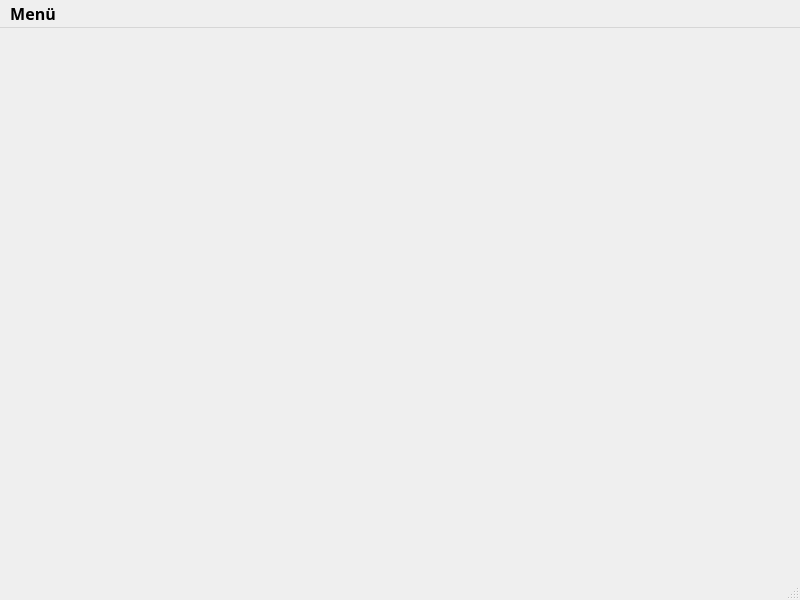
Above: mainwindow.ui from WarhawkPrime/DSA_AdvancedCombat before the change. Below: the same form after it.
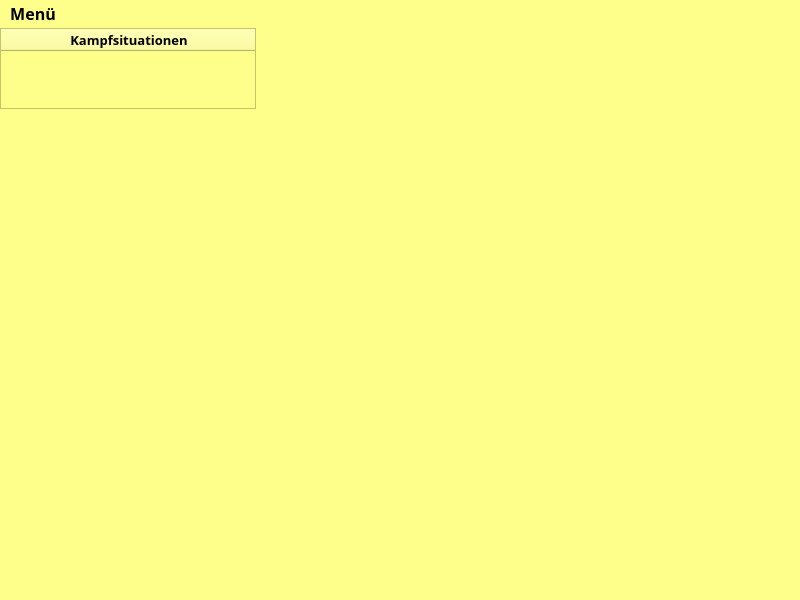
That is the form after the change.

The edit to the form file:
```diff
--- a/mainwindow.ui
+++ b/mainwindow.ui
@@ -22,18 +22,70 @@
    <string>MainWindow</string>
   </property>
   <property name="styleSheet">
-   <string notr="true"/>
+   <string notr="true">background-color: rgb(254, 255, 138);</string>
   </property>
-  <widget class="QWidget" name="centralwidget"/>
+  <widget class="QWidget" name="centralwidget">
+   <widget class="QTableWidget" name="tableWidgetCombatSituations">
+    <property name="geometry">
+     <rect>
+      <x>0</x>
+      <y>0</y>
+      <width>256</width>
+      <height>81</height>
+     </rect>
+    </property>
+    <property name="font">
+     <font>
+      <family>Arial Black</family>
+      <pointsize>8</pointsize>
+      <weight>75</weight>
+      <bold>true</bold>
+     </font>
+    </property>
+    <property name="styleSheet">
+     <string notr="true">selection-color: rgb(255, 0, 0);</string>
+    </property>
+    <attribute name="horizontalHeaderDefaultSectionSize">
+     <number>256</number>
+    </attribute>
+    <column>
+     <property name="text">
+      <string>Kampfsituationen</string>
+     </property>
+     <property name="font">
+      <font>
+       <family>Arial Black</family>
+       <pointsize>10</pointsize>
+       <weight>75</weight>
+       <bold>true</bold>
+      </font>
+     </property>
+     <property name="textAlignment">
+      <set>AlignCenter</set>
+     </property>
+    </column>
+   </widget>
+  </widget>
   <widget class="QMenuBar" name="menubar">
    <property name="geometry">
     <rect>
      <x>0</x>
      <y>0</y>
      <width>800</width>
-     <height>20</height>
+     <height>28</height>
     </rect>
    </property>
+   <property name="font">
+    <font>
+     <family>Arial Black</family>
+     <pointsize>12</pointsize>
+     <weight>75</weight>
+     <bold>true</bold>
+    </font>
+   </property>
+   <property name="styleSheet">
+    <string notr="true">selection-color: rgb(255, 0, 0);</string>
+   </property>
    <widget class="QMenu" name="menuMen">
     <property name="geometry">
      <rect>
```
Left out of the diff: 6 changed lines with no effect on the pictures.
